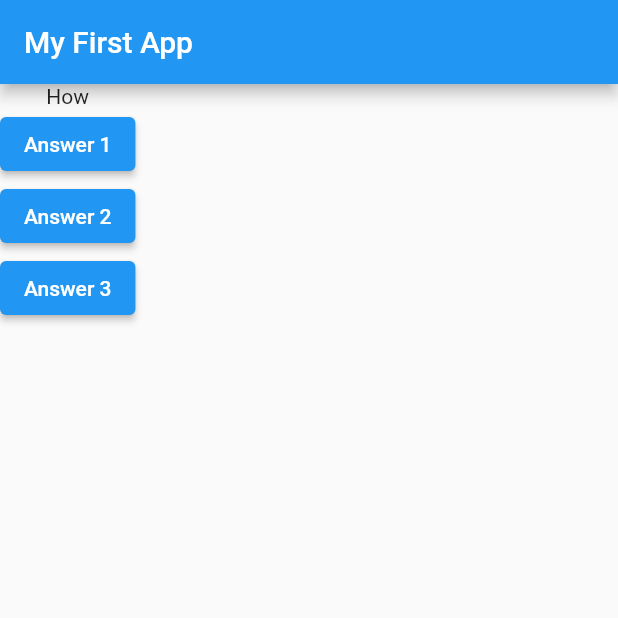
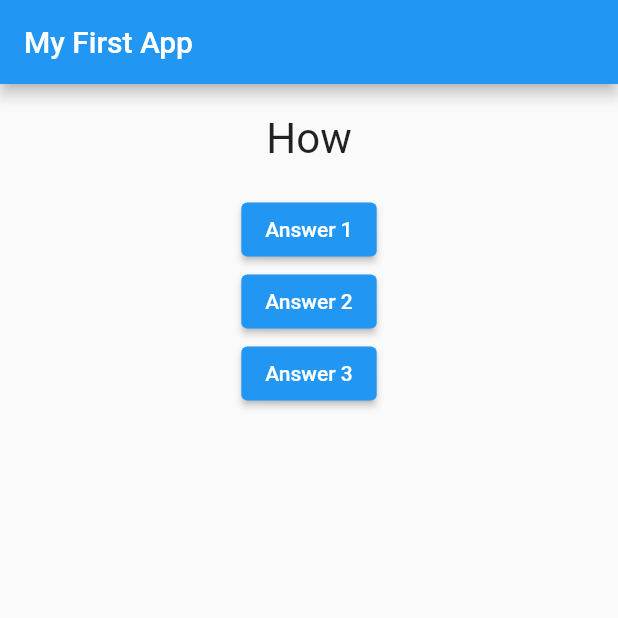
Before and after one commit to hlmichellemasters/flut, a Flutter app: the screen it shows after launch, on a phone screen of 412 x 824 dp, the top half of it. Run offline on Flutter 3.47's test engine with Material 2 defaults, Android fonts, the phone set to English and light mode, and no system bars.

Commit message:
add some styling

```diff
--- a/lib/question.dart
+++ b/lib/question.dart
@@ -12,6 +12,13 @@ class Question extends StatelessWidget {
 
   @override
   Widget build(BuildContext context) {
-    return Text(questionText);
+    return Container(
+        width: double.infinity,
+        margin: EdgeInsets.all(20),
+        child: Text(
+          questionText,
+          style: TextStyle(fontSize: 28),
+          textAlign: TextAlign.center,
+        ));
   }
 }
```
